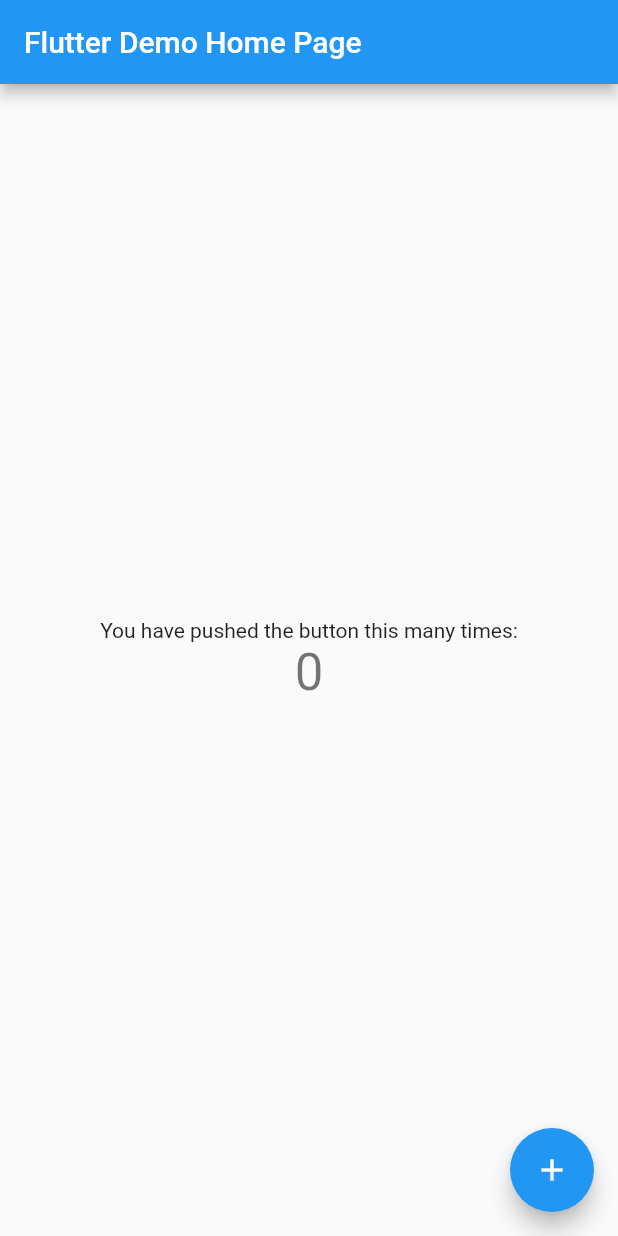
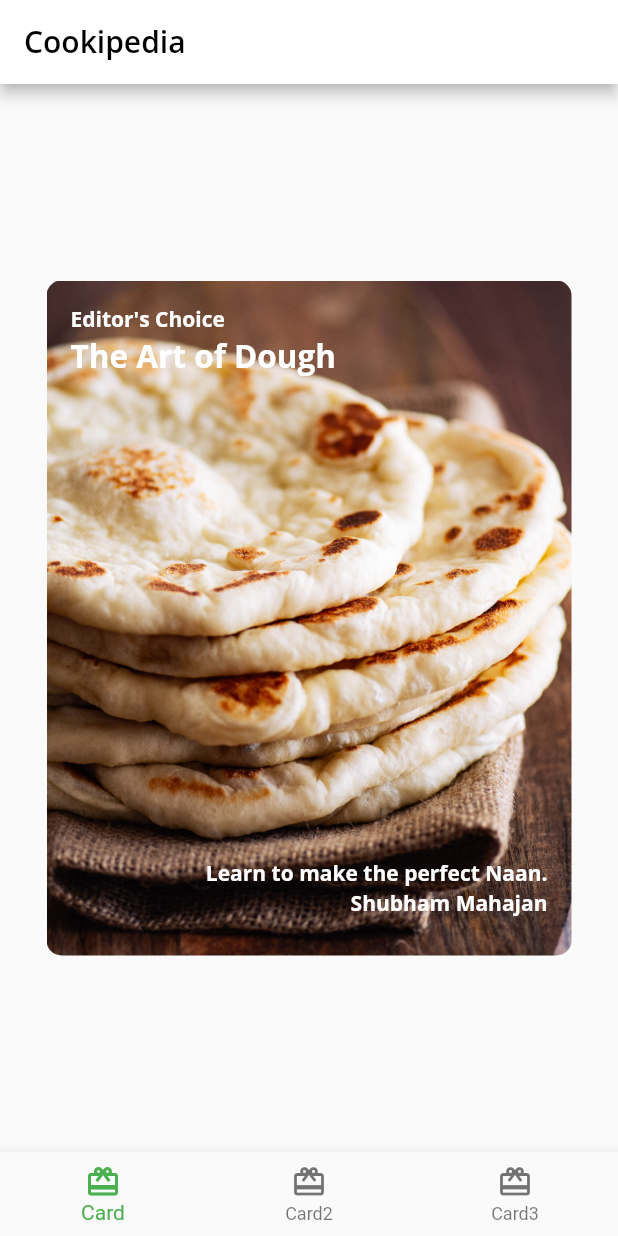
Before and after one commit to BLANK00ANONYMOUS/Cookipidia_final_model, a Flutter app: the screen it shows after launch, on a phone screen of 412 x 824 dp. Run offline on Flutter 3.47's test engine with Material 2 defaults, Android fonts, the phone set to English and light mode, and no system bars; our stand-ins replace google_fonts.

Commit message:
2nd commit

```diff
--- /dev/null
+++ b/lib/card1.dart
@@ -0,0 +1,82 @@
+import 'package:cookipidia/cookipidia_theme.dart';
+import 'package:cookipidia/main.dart';
+import 'package:flutter/material.dart';
+import 'package:cookipidia/cookipidia_theme.dart';
+
+class Card1 extends StatelessWidget {
+  const Card1({Key? key}) : super(key: key);
+
+// 1
+  final String category = 'Editor\'s Choice';
+  final String title = 'The Art of Dough';
+  final String description = 'Learn to make the perfect Naan.';
+  final String chef = 'Shubham Mahajan';
+
+// 2
+  @override
+  Widget build(BuildContext context) {
+// 3
+    return Center(
+// TODO: Card1 Decorate Container
+      child: Container(
+        child: Stack(
+          children: [
+// 8
+            Text(
+              category,
+              style: CookipidiaTheme.darkTextTheme.bodyText1,
+            ),
+// 9
+            Positioned(
+              child: Text(
+                title,
+                style: CookipidiaTheme.darkTextTheme.headline2,
+              ),
+              top: 20,
+            ),
+// 10
+            Positioned(
+              child: Text(
+                description,
+                style: CookipidiaTheme.darkTextTheme.bodyText1,
+              ),
+              bottom: 30,
+              right: 0,
+            ),
+// 11
+            Positioned(
+              child: Text(
+                chef,
+                style: CookipidiaTheme.darkTextTheme.bodyText1,
+              ),
+              bottom: 10,
+              right: 0,
+            )
+          ],
+        ),
+// 1
+        padding: const EdgeInsets.all(16),
+// 2
+        constraints: const BoxConstraints.expand(
+          width: 350,
+          height: 450,
+        ),
+// 3
+        decoration: const BoxDecoration(
+// 4
+          image: DecorationImage(
+// 5
+            image: AssetImage('assets/mag1.jpg'),
+// 6
+            fit: BoxFit.cover,
+          ),
+          borderRadius: BorderRadius.all(
+            Radius.circular(
+              10.0,
+            ),
+          ),
+        ),
+      ),
+    );
+  }
+}
--- /dev/null
+++ b/lib/cookipidia_theme.dart
@@ -0,0 +1,107 @@
+import 'package:flutter/material.dart';
+import 'package:google_fonts/google_fonts.dart';
+
+class CookipidiaTheme {
+// 1
+  static TextTheme lightTextTheme = TextTheme(
+    bodyText1: GoogleFonts.openSans(
+      fontSize: 14.0,
+      fontWeight: FontWeight.w700,
+      color: Colors.black,
+    ),
+    headline1: GoogleFonts.openSans(
+      fontSize: 32.0,
+      fontWeight: FontWeight.bold,
+      color: Colors.black,
+    ),
+    headline2: GoogleFonts.openSans(
+      fontSize: 21.0,
+      fontWeight: FontWeight.w700,
+      color: Colors.black,
+    ),
+    headline3: GoogleFonts.openSans(
+      fontSize: 16.0,
+      fontWeight: FontWeight.w600,
+      color: Colors.black,
+    ),
+    headline6: GoogleFonts.openSans(
+      fontSize: 20.0,
+      fontWeight: FontWeight.w600,
+      color: Colors.black,
+    ),
+  );
+
+// 2
+  static TextTheme darkTextTheme = TextTheme(
+    bodyText1: GoogleFonts.openSans(
+      fontSize: 14.0,
+      fontWeight: FontWeight.w700,
+      color: Colors.white,
+    ),
+    headline1: GoogleFonts.openSans(
+      fontSize: 32.0,
+      fontWeight: FontWeight.bold,
+      color: Colors.white,
+    ),
+    headline2: GoogleFonts.openSans(
+      fontSize: 21.0,
+      fontWeight: FontWeight.w700,
+      color: Colors.white,
+    ),
+    headline3: GoogleFonts.openSans(
+      fontSize: 16.0,
+      fontWeight: FontWeight.w600,
+      color: Colors.white,
+    ),
+    headline6: GoogleFonts.openSans(
+      fontSize: 20.0,
+      fontWeight: FontWeight.w600,
+      color: Colors.white,
+    ),
+  );
+
+// 3
+  static ThemeData light() {
+    return ThemeData(
+      brightness: Brightness.light,
+      checkboxTheme: CheckboxThemeData(
+        fillColor: MaterialStateColor.resolveWith(
+              (states) {
+            return Colors.black;
+          },
+        ),
+      ),
+      appBarTheme: const AppBarTheme(
+        foregroundColor: Colors.black,
+        backgroundColor: Colors.white,
+      ),
+      floatingActionButtonTheme: const FloatingActionButtonThemeData(
+        foregroundColor: Colors.white,
+        backgroundColor: Colors.black,
+      ),
+      bottomNavigationBarTheme: const BottomNavigationBarThemeData(
+        selectedItemColor: Colors.green,
+      ),
+      textTheme: lightTextTheme,
+    );
+  }
+
+// 4
+  static ThemeData dark() {
+    return ThemeData(
+      brightness: Brightness.dark,
+      appBarTheme: AppBarTheme(
+        foregroundColor: Colors.white,
+        backgroundColor: Colors.grey[900],
+      ),
+      floatingActionButtonTheme: const FloatingActionButtonThemeData(
+        foregroundColor: Colors.white,
+        backgroundColor: Colors.green,
+      ),
+      bottomNavigationBarTheme: const BottomNavigationBarThemeData(
+        selectedItemColor: Colors.green,
+      ),
+      textTheme: darkTextTheme,
+    );
+  }
+}
--- /dev/null
+++ b/lib/home.dart
@@ -0,0 +1,64 @@
+import 'package:flutter/material.dart';
+import 'card1.dart';
+import 'card2.dart';
+import 'card3.dart';
+
+class Home extends StatefulWidget {
+  const Home({Key? key}) : super(key: key);
+
+  @override
+  _HomeState createState() => _HomeState();
+}
+
+class _HomeState extends State<Home> {
+  int _selectedIndex = 0;
+
+// 8
+  static List<Widget> pages = <Widget>[
+    const Card1(),
+    const Card2(),
+    const Card3(),
+  ];
+
+// 9
+  void _onItemTapped(int index) {
+    setState(() {
+      _selectedIndex = index;
+    });
+  }
+
+  @override
+  Widget build(BuildContext context) {
+    return Scaffold(
+      appBar: AppBar(
+        title: Text(
+          'Cookipedia',
+// 2
+          style: Theme.of(context).textTheme.headline6,
+        ),
+      ),
+
+      body: pages[_selectedIndex],
+      bottomNavigationBar: BottomNavigationBar(
+// 5
+        selectedItemColor: Theme.of(context).textSelectionTheme.selectionColor,
+        currentIndex: _selectedIndex,
+        onTap: _onItemTapped,
+        items: const <BottomNavigationBarItem>[
+          BottomNavigationBarItem(
+            icon: Icon(Icons.card_giftcard),
+            label: 'Card',
+          ),
+          BottomNavigationBarItem(
+            icon: Icon(Icons.card_giftcard),
+            label: 'Card2',
+          ),
+          BottomNavigationBarItem(
+            icon: Icon(Icons.card_giftcard),
+            label: 'Card3',
+          ),
+        ],
+      ),
+    );
+  }
+}
--- a/lib/main.dart
+++ b/lib/main.dart
@@ -1,115 +1,26 @@
 import 'package:flutter/material.dart';
+import 'package:flutter/scheduler.dart';
+import 'cookipidia_theme.dart';
+import 'home.dart';
 
 void main() {
-  runApp(const MyApp());
+  runApp(const Cookipidia());
 }
 
-class MyApp extends StatelessWidget {
-  const MyApp({Key? key}) : super(key: key);
+class Cookipidia extends StatelessWidget {
+  const Cookipidia({Key? key}) : super(key: key);
 
-  // This widget is the root of your application.
   @override
   Widget build(BuildContext context) {
+    var brightness = SchedulerBinding.instance!.window.platformBrightness;
+    bool isDarkMode = brightness == Brightness.dark;
+    final theme = isDarkMode ? CookipidiaTheme.dark() : CookipidiaTheme.light();
     return MaterialApp(
-      title: 'Flutter Demo',
-      theme: ThemeData(
-        // This is the theme of your application.
-        //
-        // Try running your application with "flutter run". You'll see the
-        // application has a blue toolbar. Then, without quitting the app, try
-        // changing the primarySwatch below to Colors.green and then invoke
-        // "hot reload" (press "r" in the console where you ran "flutter run",
-        // or simply save your changes to "hot reload" in a Flutter IDE).
-        // Notice that the counter didn't reset back to zero; the application
-        // is not restarted.
-        primarySwatch: Colors.blue,
-      ),
-      home: const MyHomePage(title: 'Flutter Demo Home Page'),
+      theme: theme,
+      title: 'Cookipidia',
+      home: const Home(),
     );
   }
 }
 
-class MyHomePage extends StatefulWidget {
-  const MyHomePage({Key? key, required this.title}) : super(key: key);
-
-  // This widget is the home page of your application. It is stateful, meaning
-  // that it has a State object (defined below) that contains fields that affect
-  // how it looks.
-
-  // This class is the configuration for the state. It holds the values (in this
-  // case the title) provided by the parent (in this case the App widget) and
-  // used by the build method of the State. Fields in a Widget subclass are
-  // always marked "final".
-
-  final String title;
-
-  @override
-  State<MyHomePage> createState() => _MyHomePageState();
-}
-
-class _MyHomePageState extends State<MyHomePage> {
-  int _counter = 0;
-
-  void _incrementCounter() {
-    setState(() {
-      // This call to setState tells the Flutter framework that something has
-      // changed in this State, which causes it to rerun the build method below
-      // so that the display can reflect the updated values. If we changed
-      // _counter without calling setState(), then the build method would not be
-      // called again, and so nothing would appear to happen.
-      _counter++;
-    });
-  }
-
-  @override
-  Widget build(BuildContext context) {
-    // This method is rerun every time setState is called, for instance as done
-    // by the _incrementCounter method above.
-    //
-    // The Flutter framework has been optimized to make rerunning build methods
-    // fast, so that you can just rebuild anything that needs updating rather
-    // than having to individually change instances of widgets.
-    return Scaffold(
-      appBar: AppBar(
-        // Here we take the value from the MyHomePage object that was created by
-        // the App.build method, and use it to set our appbar title.
-        title: Text(widget.title),
-      ),
-      body: Center(
-        // Center is a layout widget. It takes a single child and positions it
-        // in the middle of the parent.
-        child: Column(
-          // Column is also a layout widget. It takes a list of children and
-          // arranges them vertically. By default, it sizes itself to fit its
-          // children horizontally, and tries to be as tall as its parent.
-          //
-          // Invoke "debug painting" (press "p" in the console, choose the
-          // "Toggle Debug Paint" action from the Flutter Inspector in Android
-          // Studio, or the "Toggle Debug Paint" command in Visual Studio Code)
-          // to see the wireframe for each widget.
-          //
-          // Column has various properties to control how it sizes itself and
-          // how it positions its children. Here we use mainAxisAlignment to
-          // center the children vertically; the main axis here is the vertical
-          // axis because Columns are vertical (the cross axis would be
-          // horizontal).
-          mainAxisAlignment: MainAxisAlignment.center,
-          children: <Widget>[
-            const Text(
-              'You have pushed the button this many times:',
-            ),
-            Text(
-              '$_counter',
-              style: Theme.of(context).textTheme.headline4,
-            ),
-          ],
-        ),
-      ),
-      floatingActionButton: FloatingActionButton(
-        onPressed: _incrementCounter,
-        tooltip: 'Increment',
-        child: const Icon(Icons.add),
-      ), // This trailing comma makes auto-formatting nicer for build methods.
-    );
-  }
-}
+// PAGE - 126
```
Also changed, not shown: lib/author_card.dart (added, +64 -0 lines), lib/card2.dart (added, +66 -0 lines), lib/card3.dart (added, +137 -0 lines), lib/circle_image.dart (added, +25 -0 lines), pubspec.yaml (+3 -4 lines), assets/author_katz.jpeg (added), assets/mag1.jpg (added), assets/mag2.png (added), assets/mag3.png (added), assets/mag4.png (added), assets/mag5.png (added), pubspec.lock, 1 other file.
